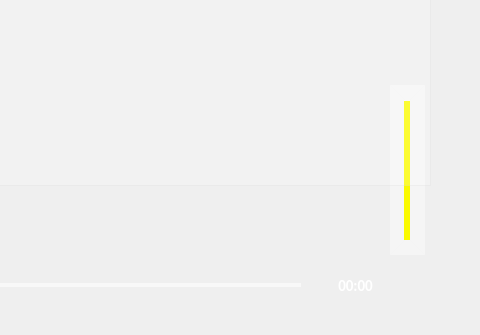
Sherlock-White/2020-TJ-program-MusicPlayer, file mainWidget.ui: the form before one commit; both pictures show x 720 to 1200 and y 465 to 800 of the 1200 by 800 pixel window.
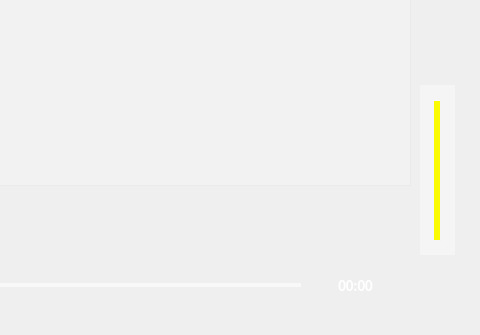
The form after the commit. The open tabs and pages were chosen to show the change. Icons and pictures are not drawn. Custom widgets are drawn as their Qt base class.

Commit message: 修正了音量条和歌词

```diff
--- a/mainWidget.ui
+++ b/mainWidget.ui
@@ -644,18 +644,24 @@
   <widget class="QSlider" name="volumeSlider">
    <property name="geometry">
     <rect>
-     <x>1110</x>
+     <x>1140</x>
      <y>550</y>
-     <width>35</width>
+     <width>30</width>
      <height>170</height>
     </rect>
    </property>
    <property name="minimumSize">
     <size>
-     <width>35</width>
+     <width>30</width>
      <height>170</height>
     </size>
    </property>
+   <property name="maximumSize">
+    <size>
+     <width>30</width>
+     <height>16777215</height>
+    </size>
+   </property>
    <property name="styleSheet">
     <string notr="true"> QSlider 
     {  
@@ -702,7 +708,7 @@
   <widget class="QPushButton" name="btnVolume">
    <property name="geometry">
     <rect>
-     <x>1110</x>
+     <x>1140</x>
      <y>730</y>
      <width>36</width>
      <height>35</height>
@@ -809,7 +815,7 @@
     <rect>
      <x>320</x>
      <y>120</y>
-     <width>831</width>
+     <width>811</width>
      <height>531</height>
     </rect>
    </property>
@@ -950,7 +956,7 @@
       <rect>
        <x>0</x>
        <y>40</y>
-       <width>831</width>
+       <width>811</width>
        <height>491</height>
       </rect>
      </property>
```
Left out of the diff: 2 changed lines with no effect on the pictures. The commit also changes 1 other file.
